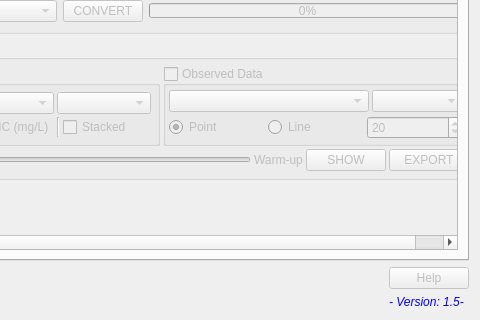
Before: the Qt Designer form src/apexmod/APEXMOD_dialog_base.ui in spark-hydro/APEXMOD-plugin, drawn with Qt 5; both pictures show x 187 to 667 and y 435 to 755 of the 667 by 755 pixel window.
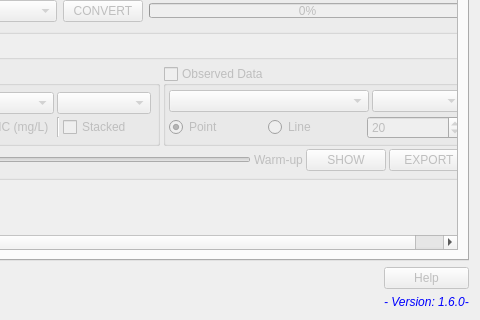
After: the same form once the commit is applied. Icons and pictures are not drawn. Custom widgets are drawn as their Qt base class.

Commit message:
Release 1.6.0: version, changelog, version strings
- metadata.txt: version=1.6.0 and changelog
- the 29 hand-written 'version 1.5.' / 'version 2.0 ' strings (written into model-file headers) and the dialog label -> 1.6.0
- test_package.py: every version string in the code must equal metadata.txt

Patch:
```diff
--- a/src/apexmod/APEXMOD_dialog_base.ui
+++ b/src/apexmod/APEXMOD_dialog_base.ui
@@ -8279,7 +8279,7 @@
           </font>
          </property>
          <property name="text">
-          <string>&lt;html&gt;&lt;head/&gt;&lt;body&gt;&lt;p&gt;&lt;span style=&quot; color:#0000ff;&quot;&gt;- Version: 1.5-&lt;/span&gt;&lt;/p&gt;&lt;/body&gt;&lt;/html&gt;</string>
+          <string>&lt;html&gt;&lt;head/&gt;&lt;body&gt;&lt;p&gt;&lt;span style=&quot; color:#0000ff;&quot;&gt;- Version: 1.6.0-&lt;/span&gt;&lt;/p&gt;&lt;/body&gt;&lt;/html&gt;</string>
          </property>
          <property name="alignment">
           <set>Qt::AlignBottom|Qt::AlignLeading|Qt::AlignLeft</set>
```
The commit also changes 11 other files.
